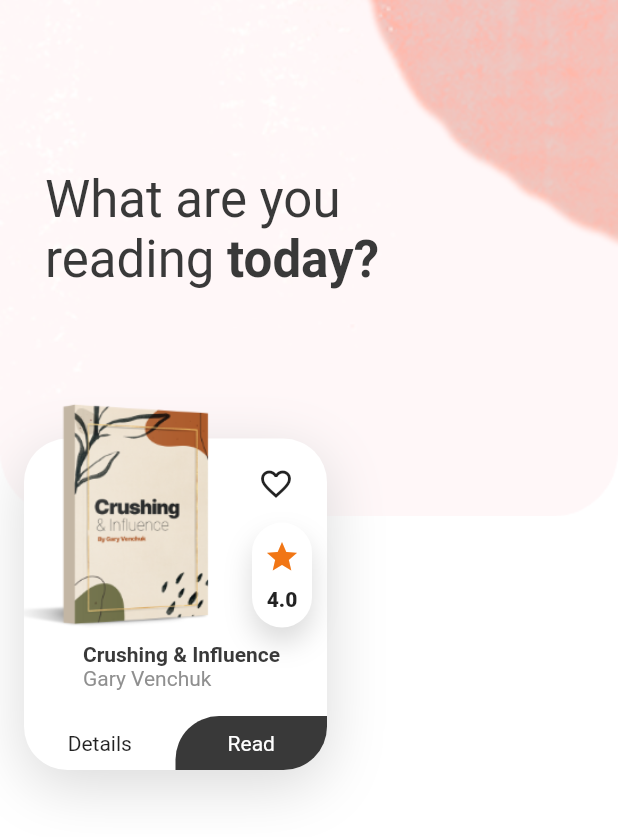
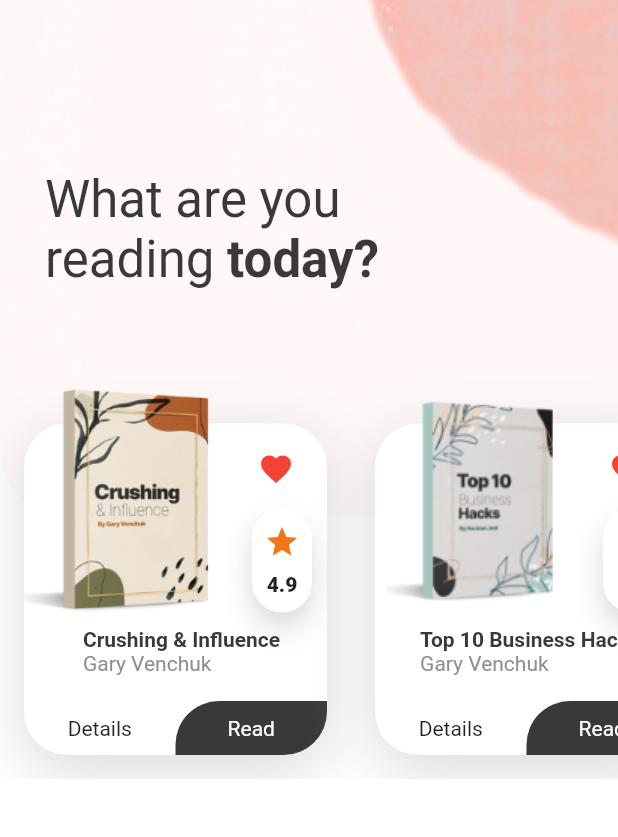
Before and after one commit to JerryAgbesi/Ebook_app, a Flutter app: the HomeScreen screen opened directly, on a phone screen of 412 x 824 dp. Shown: the top 837 px of the screen. Run offline on Flutter 3.47's test engine with Material 2 defaults, Android fonts, the phone set to English and light mode, and no system bars.

Commit message:
finished details card

```diff
--- a/lib/screens/home_screen.dart
+++ b/lib/screens/home_screen.dart
@@ -1,4 +1,3 @@
-import 'package:ebook_app/widgets/book_rating.dart';
 import 'package:flutter/material.dart';
 import 'package:ebook_app/widgets/widgets.dart';
 import 'package:ebook_app/constants.dart';
@@ -41,9 +40,48 @@ class _HomeScreenState extends State<HomeScreen> {
                 ])),
           ),
           const SizedBox(
-            height: 30,
+            height: 20,
           ),
-          Container(
+          SingleChildScrollView(
+            scrollDirection: Axis.horizontal,
+            child: Row(
+              children: [
+                BookDetailsCard(
+                  image: 'assets/images/book-1.png',
+                  title: 'Crushing & Influence',
+                  auth: 'Gary Venchuk',
+                ),
+                BookDetailsCard(
+                  image: 'assets/images/book-2.png',
+                  title: 'Top 10 Business Hacks ',
+                  auth: 'Gary Venchuk',
+                ),
+              ],
+            ),
+          ),
+        ]),
+      ),
+    );
+  }
+}
+
+class BookDetailsCard extends StatelessWidget {
+  BookDetailsCard({
+    Key? key,
+    this.liked = false,
+    required this.image,
+    required this.title,
+    required this.auth,
+  }) : super(key: key);
+
+  bool liked;
+  final String image;
+  final String title;
+  final String auth;
+
+  @override
+  Widget build(BuildContext context) {
+    return Container(
       margin: EdgeInsets.all(16.0),
       height: 245,
       width: 202,
@@ -68,7 +106,7 @@ class _HomeScreenState extends State<HomeScreen> {
             ),
           ),
           Image.asset(
-                  'assets/images/book-1.png',
+            image,
             width: 150,
           ),
           Positioned(
@@ -76,9 +114,10 @@ class _HomeScreenState extends State<HomeScreen> {
             top: 30,
             child: IconButton(
                 onPressed: () {
-                        setState(() {
                   liked = !liked;
-                        });
+                  // setState(() {
+                  //
+                  // });
                 },
                 icon: liked
                     ? const Icon(Icons.favorite_border)
@@ -90,7 +129,7 @@ class _HomeScreenState extends State<HomeScreen> {
           const Positioned(
             top: 80,
             right: 10,
-                  child: bookRating(rating: 4.0),
+            child: bookRating(rating: 4.9),
           ),
           Positioned(
             top: 160,
@@ -102,17 +141,18 @@ class _HomeScreenState extends State<HomeScreen> {
                     Padding(
                       padding: const EdgeInsets.only(left: 8),
                       child: RichText(
-                              text: const TextSpan(
+                        maxLines: 2,
+                        text: TextSpan(
                           style: TextStyle(color: kBlackColor),
                           children: [
                             TextSpan(
-                                    text: 'Crushing & Influence\n',
-                                    style: TextStyle(
+                              text: '$title\n',
+                              style: const TextStyle(
                                 fontWeight: FontWeight.bold,
                               ),
                             ),
                             TextSpan(
-                                      text: 'Gary Venchuk',
+                                text: auth,
                                 style: TextStyle(color: kLightBlack)),
                           ],
                         ),
@@ -121,25 +161,19 @@ class _HomeScreenState extends State<HomeScreen> {
                     Spacer(),
                     Row(
                       children: <Widget>[
-                              Container(
+                        GestureDetector(
+                          onTap: () {},
+                          child: Container(
                             width: 101,
                             padding: EdgeInsets.symmetric(vertical: 10),
                             alignment: Alignment.center,
                             child: Text('Details'),
                           ),
+                        ),
                         Expanded(
-                                child: Container(
-                                  padding: EdgeInsets.symmetric(vertical: 10),
-                                  alignment: Alignment.center,
-                                  child: const Text(
-                                    'Read',
-                                    style: TextStyle(color: Colors.white),
-                                  ),
-                                  decoration: const BoxDecoration(
-                                      color: kBlackColor,
-                                      borderRadius: BorderRadius.only(
-                                          bottomRight: Radius.circular(29),
-                                          topLeft: Radius.circular(29))),
+                          child: DoubleSidedButton(
+                            label: 'Read',
+                            press: () {},
                           ),
                         ),
                       ],
@@ -149,9 +183,6 @@ class _HomeScreenState extends State<HomeScreen> {
           ),
         ],
       ),
-          ),
-        ]),
-      ),
     );
   }
 }
--- /dev/null
+++ b/lib/widgets/double_sided_button.dart
@@ -0,0 +1,36 @@
+import 'package:ebook_app/constants.dart';
+import 'package:flutter/material.dart';
+
+class DoubleSidedButton extends StatelessWidget {
+  final String label;
+  final Function press;
+  double radius;
+  DoubleSidedButton({
+    required this.press,
+    required this.label,
+    this.radius = 29,
+    Key? key,
+  }) : super(key: key);
+
+  @override
+  Widget build(BuildContext context) {
+    return GestureDetector(
+      onTap: () {
+        press;
+      },
+      child: Container(
+        padding: EdgeInsets.symmetric(vertical: 10),
+        alignment: Alignment.center,
+        child: Text(
+          label,
+          style: TextStyle(color: Colors.white),
+        ),
+        decoration: BoxDecoration(
+            color: kBlackColor,
+            borderRadius: BorderRadius.only(
+                bottomRight: Radius.circular(radius),
+                topLeft: Radius.circular(radius))),
+      ),
+    );
+  }
+}
--- a/lib/widgets/widgets.dart
+++ b/lib/widgets/widgets.dart
@@ -1,2 +1,3 @@
 export 'round_button.dart';
-import 'book_rating.dart';
+export 'book_rating.dart';
+export 'double_sided_button.dart';
```
Lines whose indentation alone changed are shown as unchanged.
